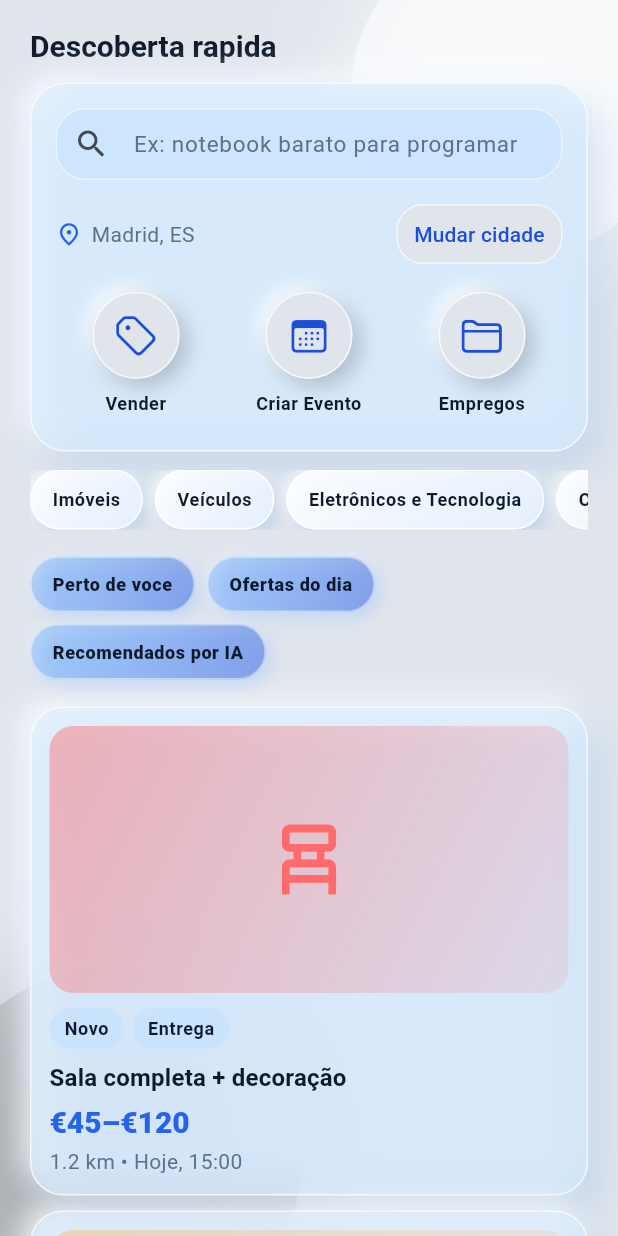
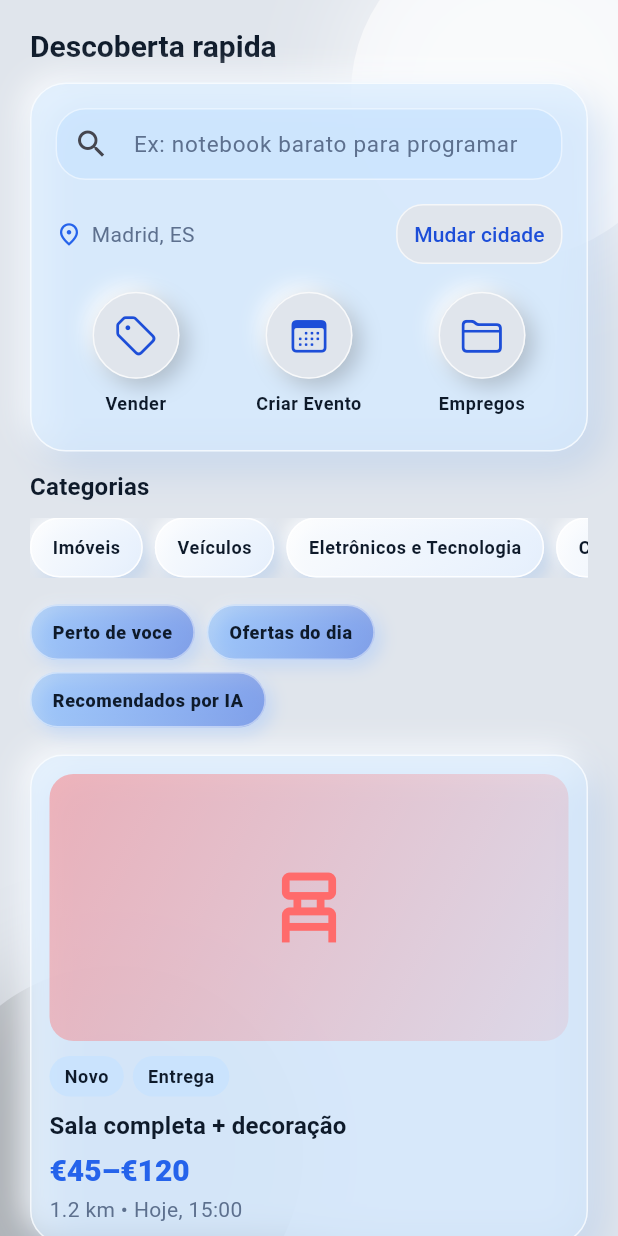
Before and after one commit to Mauricio-HNS/ClinicFlow-AI, a Flutter app: the HomeScreen screen opened directly, on a phone screen of 412 x 824 dp. Run offline on Flutter 3.47's test engine with Material 3 defaults, Android fonts, the phone set to English and light mode, and no system bars; our stand-ins replace image_picker.

Commit message:
feat(home): add categories heading above category chips

```diff
--- a/lib/screens/home_screen.dart
+++ b/lib/screens/home_screen.dart
@@ -105,6 +105,8 @@ class _HomeScreenState extends State<HomeScreen> {
                     onOpenJobs: () => Navigator.pushNamed(context, '/jobs'),
                   ),
                   const SizedBox(height: 12),
+                  Text('Categorias', style: Theme.of(context).textTheme.titleMedium),
+                  const SizedBox(height: 8),
                   SizedBox(
                     height: 40,
                     child: ListView.separated(
```
